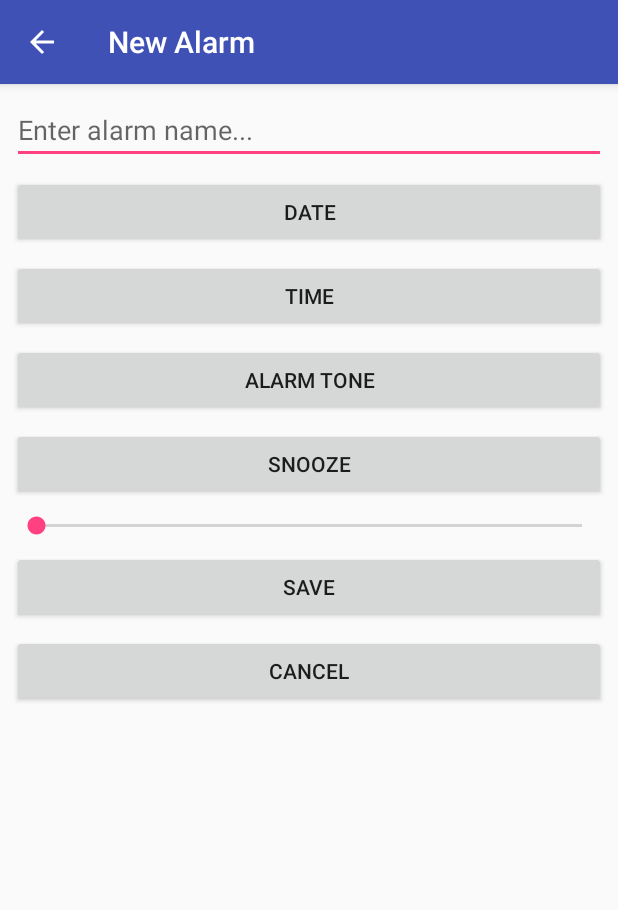
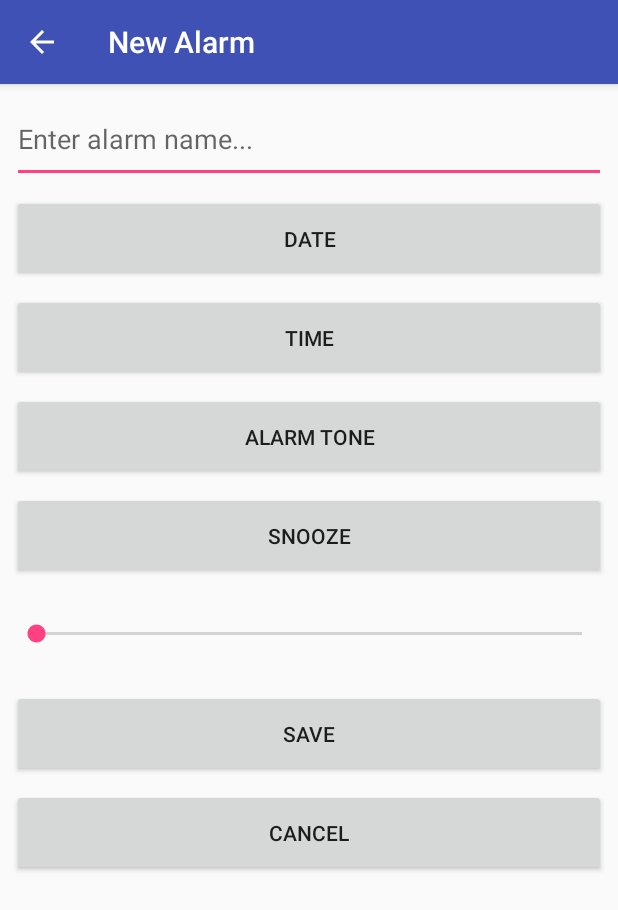
Before and after one commit to Steve-Earle/AlarmApplication, an Android app: the NewAlarm screen opened directly, with no data from a screen before it, on a phone screen of 412 x 824 dp. Shown: the top 910 px of the screen. Run offline under Robolectric (Android 15) with nearby library versions, the phone set to English and light mode, and no system bars.

Commit message:
Resized buttons

```diff
--- a/app/src/main/res/layout/activity_new_alarm.xml
+++ b/app/src/main/res/layout/activity_new_alarm.xml
@@ -8,17 +8,19 @@
 
     <ScrollView
         android:layout_width="match_parent"
-        android:layout_height="match_parent">
+        android:layout_height="match_parent"
+        tools:layout_editor_absoluteX="0dp"
+        tools:layout_editor_absoluteY="53dp">
 
         <LinearLayout
             android:layout_width="match_parent"
             android:layout_height="wrap_content"
-            android:orientation="vertical" >
+            android:orientation="vertical">
 
             <EditText
                 android:id="@+id/editTextNewAlarmName"
                 android:layout_width="match_parent"
-                android:layout_height="wrap_content"
+                android:layout_height="58dp"
                 android:layout_marginEnd="8dp"
                 android:layout_marginLeft="8dp"
                 android:layout_marginRight="8dp"
@@ -35,7 +37,7 @@
             <Button
                 android:id="@+id/btnNewAlarmDatePicker"
                 android:layout_width="match_parent"
-                android:layout_height="wrap_content"
+                android:layout_height="58dp"
                 android:layout_marginEnd="8dp"
                 android:layout_marginLeft="8dp"
                 android:layout_marginRight="8dp"
@@ -50,7 +52,7 @@
             <Button
                 android:id="@+id/btnNewAlarmTimePicker"
                 android:layout_width="match_parent"
-                android:layout_height="wrap_content"
+                android:layout_height="58dp"
                 android:layout_marginEnd="8dp"
                 android:layout_marginLeft="8dp"
                 android:layout_marginRight="8dp"
@@ -65,7 +67,7 @@
             <Button
                 android:id="@+id/btnNewAlarmTone"
                 android:layout_width="match_parent"
-                android:layout_height="wrap_content"
+                android:layout_height="58dp"
                 android:layout_marginEnd="8dp"
                 android:layout_marginLeft="8dp"
                 android:layout_marginRight="8dp"
@@ -80,7 +82,7 @@
             <Button
                 android:id="@+id/btnNewAlarmSnooze"
                 android:layout_width="match_parent"
-                android:layout_height="wrap_content"
+                android:layout_height="58dp"
                 android:layout_marginEnd="8dp"
                 android:layout_marginLeft="8dp"
                 android:layout_marginRight="8dp"
@@ -95,7 +97,7 @@
             <SeekBar
                 android:id="@+id/seekBarVolume"
                 android:layout_width="match_parent"
-                android:layout_height="wrap_content"
+                android:layout_height="58dp"
                 android:layout_marginEnd="8dp"
                 android:layout_marginLeft="8dp"
                 android:layout_marginRight="8dp"
@@ -109,7 +111,7 @@
             <Button
                 android:id="@+id/btnNewAlarmSave"
                 android:layout_width="match_parent"
-                android:layout_height="wrap_content"
+                android:layout_height="58dp"
                 android:layout_marginLeft="8dp"
                 android:layout_marginRight="8dp"
                 android:layout_marginTop="8dp"
@@ -120,7 +122,7 @@
             <Button
                 android:id="@+id/btnNewAlarmCancel"
                 android:layout_width="match_parent"
-                android:layout_height="wrap_content"
+                android:layout_height="58dp"
                 android:layout_marginBottom="8dp"
                 android:layout_marginLeft="8dp"
                 android:layout_marginRight="8dp"
```
